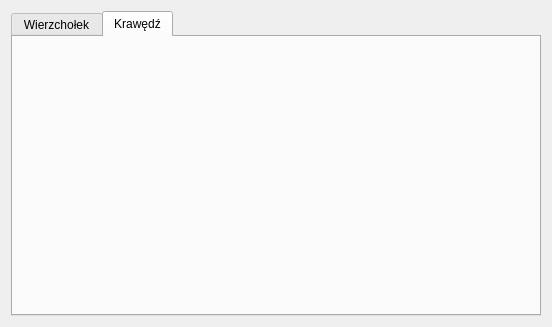
Forczu/Visualization-of-Flow-Network-Algorithms, file MainWindow/GraphShapeDialog.ui: the form before one commit.
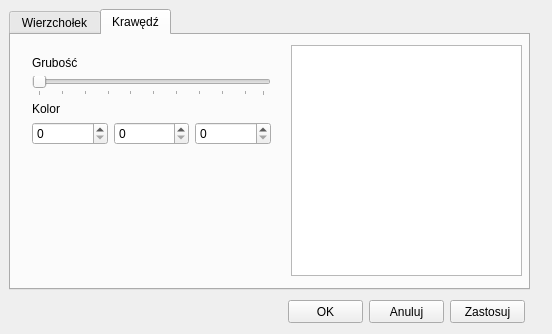
The form after the commit. The open tabs and pages were chosen to show the change.

Commit message: Parametryzacja wyglądu krawędzi

```diff
--- a/MainWindow/GraphShapeDialog.ui
+++ b/MainWindow/GraphShapeDialog.ui
@@ -7,15 +7,27 @@
     <x>0</x>
     <y>0</y>
     <width>552</width>
-    <height>327</height>
+    <height>334</height>
    </rect>
   </property>
   <property name="windowTitle">
    <string>GraphShapeDialog</string>
   </property>
-  <layout class="QHBoxLayout" name="horizontalLayout">
-   <item>
     <widget class="QTabWidget" name="tabWidget">
+   <property name="geometry">
+    <rect>
+     <x>9</x>
+     <y>9</y>
+     <width>521</width>
+     <height>281</height>
+    </rect>
+   </property>
+   <property name="minimumSize">
+    <size>
+     <width>0</width>
+     <height>0</height>
+    </size>
+   </property>
      <property name="maximumSize">
       <size>
        <width>16777215</width>
@@ -190,48 +202,153 @@
         </item>
        </layout>
       </widget>
-      <widget class="QWidget" name="horizontalLayoutWidget">
+   </widget>
+   <widget class="QWidget" name="edgeTab">
+    <attribute name="title">
+     <string>Krawędź</string>
+    </attribute>
+    <widget class="QGraphicsView" name="edgePreview">
        <property name="geometry">
         <rect>
          <x>280</x>
-         <y>250</y>
-         <width>239</width>
-         <height>31</height>
-        </rect>
-       </property>
-       <layout class="QHBoxLayout" name="horizontalLayout_2">
-        <item>
+       <y>10</y>
+       <width>231</width>
+       <height>231</height>
+      </rect>
+     </property>
+     <property name="verticalScrollBarPolicy">
+      <enum>Qt::ScrollBarAlwaysOff</enum>
+     </property>
+     <property name="horizontalScrollBarPolicy">
+      <enum>Qt::ScrollBarAlwaysOff</enum>
+     </property>
+    </widget>
+    <widget class="QWidget" name="gridLayoutWidget_4">
+     <property name="geometry">
+      <rect>
+       <x>10</x>
+       <y>10</y>
+       <width>261</width>
+       <height>111</height>
+      </rect>
+     </property>
+     <layout class="QGridLayout" name="gridLayout_4">
+      <item row="3" column="2">
+       <widget class="QSpinBox" name="edgeColorBlueBox">
+        <property name="maximum">
+         <number>255</number>
+        </property>
+       </widget>
+      </item>
+      <item row="3" column="1">
+       <widget class="QSpinBox" name="edgeColorGreenBox">
+        <property name="maximum">
+         <number>255</number>
+        </property>
+       </widget>
+      </item>
+      <item row="3" column="0">
+       <widget class="QSpinBox" name="edgeColorRedBox">
+        <property name="maximum">
+         <number>255</number>
+        </property>
+       </widget>
+      </item>
+      <item row="0" column="0" colspan="3">
+       <widget class="QLabel" name="edgeSizeLabel">
+        <property name="font">
+         <font>
+          <pointsize>9</pointsize>
+         </font>
+        </property>
+        <property name="text">
+         <string>Grubość</string>
+        </property>
+       </widget>
+      </item>
+      <item row="2" column="0" colspan="3">
+       <widget class="QLabel" name="edgeColorLabel">
+        <property name="font">
+         <font>
+          <pointsize>9</pointsize>
+         </font>
+        </property>
+        <property name="text">
+         <string>Kolor</string>
+        </property>
+       </widget>
+      </item>
+      <item row="1" column="0" colspan="3">
+       <widget class="QSlider" name="edgeSizeSlider">
+        <property name="minimum">
+         <number>1</number>
+        </property>
+        <property name="maximum">
+         <number>50</number>
+        </property>
+        <property name="singleStep">
+         <number>1</number>
+        </property>
+        <property name="pageStep">
+         <number>10</number>
+        </property>
+        <property name="value">
+         <number>1</number>
+        </property>
+        <property name="orientation">
+         <enum>Qt::Horizontal</enum>
+        </property>
+        <property name="tickPosition">
+         <enum>QSlider::TicksBelow</enum>
+        </property>
+        <property name="tickInterval">
+         <number>5</number>
+        </property>
+       </widget>
+      </item>
+     </layout>
+    </widget>
+   </widget>
+  </widget>
          <widget class="QPushButton" name="okButton">
+   <property name="geometry">
+    <rect>
+     <x>288</x>
+     <y>300</y>
+     <width>75</width>
+     <height>23</height>
+    </rect>
+   </property>
           <property name="text">
            <string>OK</string>
           </property>
          </widget>
-        </item>
-        <item>
-         <widget class="QPushButton" name="anulujButton">
+  <widget class="QPushButton" name="cancelButton">
+   <property name="geometry">
+    <rect>
+     <x>369</x>
+     <y>300</y>
+     <width>75</width>
+     <height>23</height>
+    </rect>
+   </property>
           <property name="text">
            <string>Anuluj</string>
           </property>
          </widget>
-        </item>
-        <item>
-         <widget class="QPushButton" name="zastosujButton">
+  <widget class="QPushButton" name="applyButton">
+   <property name="geometry">
+    <rect>
+     <x>450</x>
+     <y>300</y>
+     <width>75</width>
+     <height>23</height>
+    </rect>
+   </property>
           <property name="text">
            <string>Zastosuj</string>
           </property>
          </widget>
-        </item>
-       </layout>
-      </widget>
-     </widget>
-     <widget class="QWidget" name="edgeTab">
-      <attribute name="title">
-       <string>Krawędź</string>
-      </attribute>
-     </widget>
-    </widget>
-   </item>
-  </layout>
  </widget>
  <layoutdefault spacing="6" margin="11"/>
  <resources/>
```
Left out of the diff: 2 changed lines with no effect on the pictures. Lines whose indentation alone changed are shown as unchanged. The commit also changes 26 other files.
